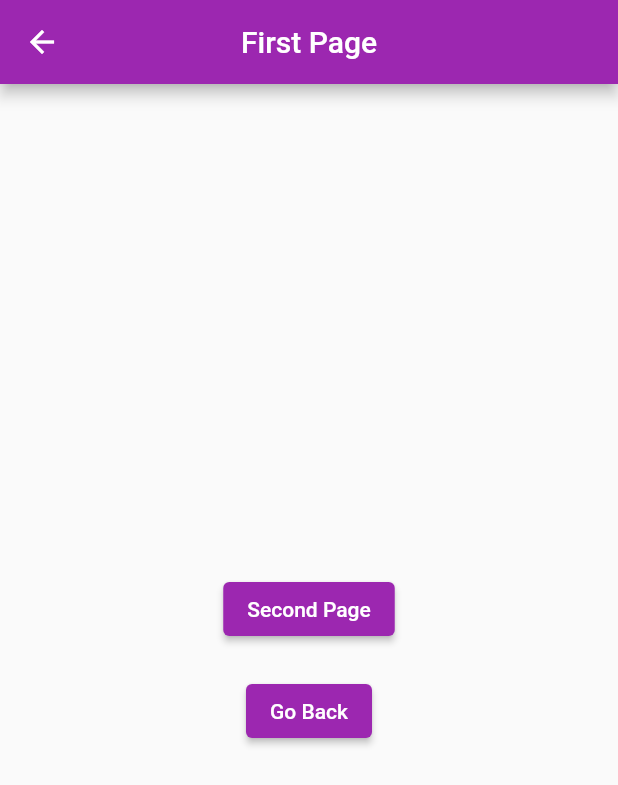
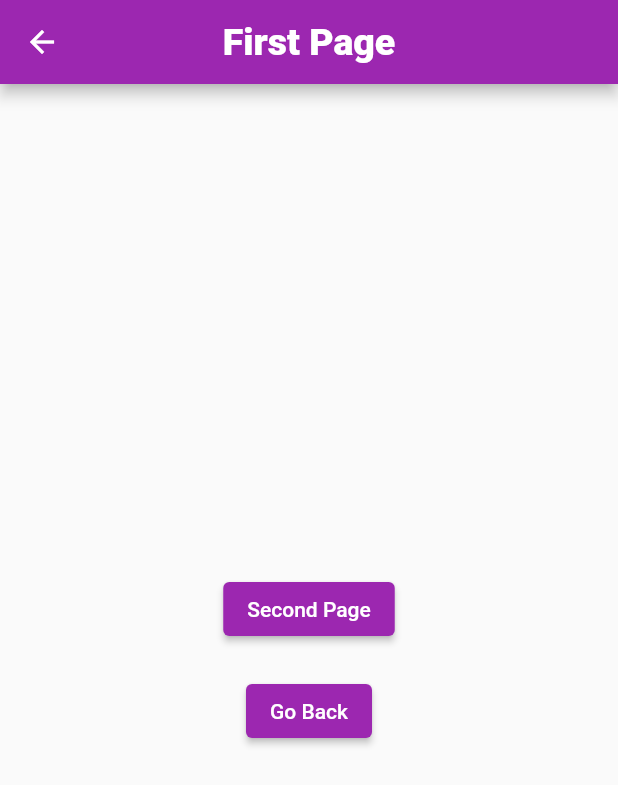
Before and after one commit to pratyushvaibhaw/flutter_navigation, a Flutter app: the screen it shows after launch, after a tap on "First Page", on a phone screen of 412 x 824 dp. Shown: the top 785 px of the screen. Run offline on Flutter 3.47's test engine with Material 2 defaults, Android fonts, the phone set to English and light mode, and no system bars.

Commit message:
@1.2||Learnt to navigate between pages through generate method which returns Route<dynamic>|Passing data from firstPage to secondPage through a dynamic datatype variable>>navigation completed successfully!!

```diff
--- a/lib/firstPage.dart
+++ b/lib/firstPage.dart
@@ -1,4 +1,4 @@
-import 'package:demo/secondPage.dart';
+import 'package:demo/utils/routesName.dart';
 import 'package:flutter/material.dart';
 
 class FirstPage extends StatefulWidget {
@@ -13,7 +13,10 @@ class _FirstPageState extends State<FirstPage> {
   Widget build(BuildContext context) {
     return Scaffold(
       appBar: AppBar(
-        title: Text('First Page'),
+        title: Text(
+          'First Page',
+          style: TextStyle(fontWeight: FontWeight.w900, fontSize: 25),
+        ),
         centerTitle: true,
       ),
       body: Column(
@@ -22,18 +25,11 @@ class _FirstPageState extends State<FirstPage> {
           Container(
             alignment: Alignment.center,
             child: ElevatedButton(
-                // onPressed: () => Navigator.push(
-                //     context,
-                //     MaterialPageRoute(
-                //         builder: (context) => SecondPage(
-                //               str:
-                //                   'Welcome To The Second , this message has been passed from the first Page',
-                //               num: 40,
-                //             ))),
-                onPressed: ()=>Navigator.pushNamed(context, 'secondPage',arguments: {
-                  'str':'Second Page',
-                  'num':40
-                }),
+                onPressed: () => Navigator.pushNamed(
+                        context, RouteName.secondPage, arguments: {
+                      'str': 'Second Page (text passed from First Page)',
+                      'num': 0
+                    }),
                 child: Text('Second Page')),
           ),
           Container(
--- a/lib/homePage.dart
+++ b/lib/homePage.dart
@@ -1,4 +1,5 @@
 import 'package:demo/firstPage.dart';
+import 'package:demo/utils/routesName.dart';
 import 'package:flutter/material.dart';
 
 class HomePage extends StatefulWidget {
@@ -13,10 +14,22 @@ class _HomePageState extends State<HomePage> {
   Widget build(BuildContext context) {
     return Scaffold(
       appBar: AppBar(
-        title: Text('Home Page'),
+        elevation: 10,
+        backgroundColor: Color.fromARGB(255, 63, 11, 69),
+        title: Text(
+          'Home Page',
+          style: TextStyle(fontWeight: FontWeight.w900, fontSize: 25),
+        ),
         centerTitle: true,
       ),
-      body: Column(
+      body: Container(
+        decoration: BoxDecoration(
+            gradient: LinearGradient(colors: [
+          Color.fromARGB(255, 28, 3, 35),
+          Color.fromARGB(255, 5, 0, 40),
+          Colors.black,
+        ], begin: Alignment.topCenter, end: Alignment.bottomCenter)),
+        child: Column(
           mainAxisAlignment: MainAxisAlignment.center,
           children: [
             Container(
@@ -25,11 +38,12 @@ class _HomePageState extends State<HomePage> {
                   // onPressed: () => Navigator.push(context,
                   //     MaterialPageRoute(builder: (context) => FirstPage())),
                   // child: Text('First Page')
-                onPressed: () => Navigator.pushNamed(context, 'firstPage'),
+                  onPressed: () => Navigator.pushNamed(context, RouteName.firstPage),
                   child: Text('First Page')),
             ),
           ],
         ),
+      ),
     );
   }
 }
--- a/lib/main.dart
+++ b/lib/main.dart
@@ -1,6 +1,6 @@
-import 'package:demo/firstPage.dart';
 import 'package:demo/homePage.dart';
-import 'package:demo/secondPage.dart';
+import 'package:demo/utils/Routes.dart';
+import 'package:demo/utils/routesName.dart';
 import 'package:flutter/material.dart';
 
 void main() {
@@ -22,15 +22,8 @@ class _MyAppState extends State<MyApp> {
       theme: ThemeData(
           //primaryColor: Color.fromARGB(255, 168, 239, 207),
           primarySwatch: Colors.purple),
-      //home: HomePage(),
-      initialRoute: '/',
-      routes: {
-        '/': (context) => HomePage(),
-        'firstPage': (context) => FirstPage(),
-        'secondPage': (context) => SecondPage(
-              str: 'Hello World',
-            ),
-      },
+      initialRoute: RouteName.homePage,
+      onGenerateRoute: Routes.generateRoute,
     );
   }
 }
--- /dev/null
+++ b/lib/utils/Routes.dart
@@ -0,0 +1,39 @@
+import 'package:demo/firstPage.dart';
+import 'package:demo/homePage.dart';
+import 'package:demo/secondPage.dart';
+import 'package:flutter/material.dart';
+import 'package:demo/utils/routesName.dart';
+class Routes{
+  static Route<dynamic> generateRoute(RouteSettings settings) {
+    switch (settings.name) {
+      case RouteName.homePage:
+        return MaterialPageRoute(builder: (context) => HomePage());
+      case RouteName.firstPage:
+        return MaterialPageRoute(builder: (context) => FirstPage());
+      case RouteName.secondPage:
+        return MaterialPageRoute(
+            builder: (context) => SecondPage(data:settings.arguments as Map,
+                ));
+      default:
+        return MaterialPageRoute(
+            builder: (context) => MaterialApp(
+                  home: Scaffold(
+                      body: Container(
+                    decoration: BoxDecoration(
+                        gradient: LinearGradient(colors: [
+                      const Color.fromARGB(255, 0, 18, 33),
+                      Colors.black,
+                      const Color.fromARGB(255, 3, 13, 21)
+                    ])),
+                    child: Center(
+                      child: Text(
+                        "Page Can't be Loaded",
+                        style:
+                            TextStyle(fontWeight: FontWeight.w700, fontSize: 100),
+                      ),
+                    ),
+                  )),
+                ));
+    }
+  }
+}
--- /dev/null
+++ b/lib/utils/routesName.dart
@@ -0,0 +1,6 @@
+class RouteName {
+  static const String homePage = 'homePage';
+  static const String firstPage = 'firstPage';
+  static const String secondPage = 'secondPage';
+
+}
--- a/pubspec.yaml
+++ b/pubspec.yaml
@@ -45,7 +45,6 @@ dev_dependencies:
   # activated in the `analysis_options.yaml` file located at the root of your
   # package. See that file for information about deactivating specific lint
   # rules and activating additional ones.
-  flutter_lints: ^2.0.0
 
 # For information on the generic Dart part of this file, see the
 # following page: https://dart.dev/tools/pub/pubspec
```
Also changed, not shown: lib/secondPage.dart (+4 -7 lines), pubspec.lock. Lines whose indentation alone changed are shown as unchanged.
